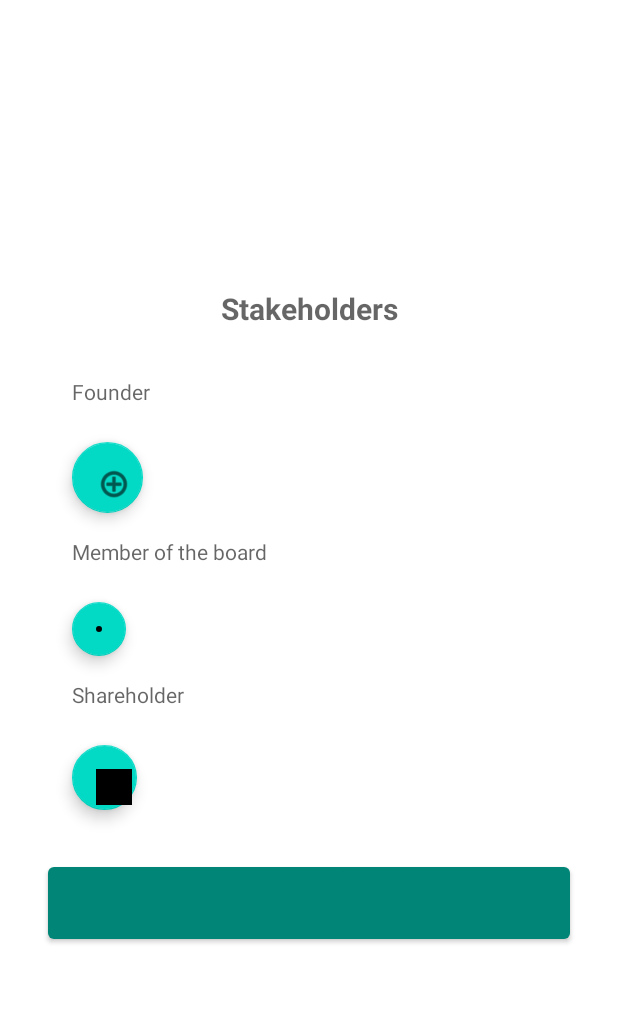
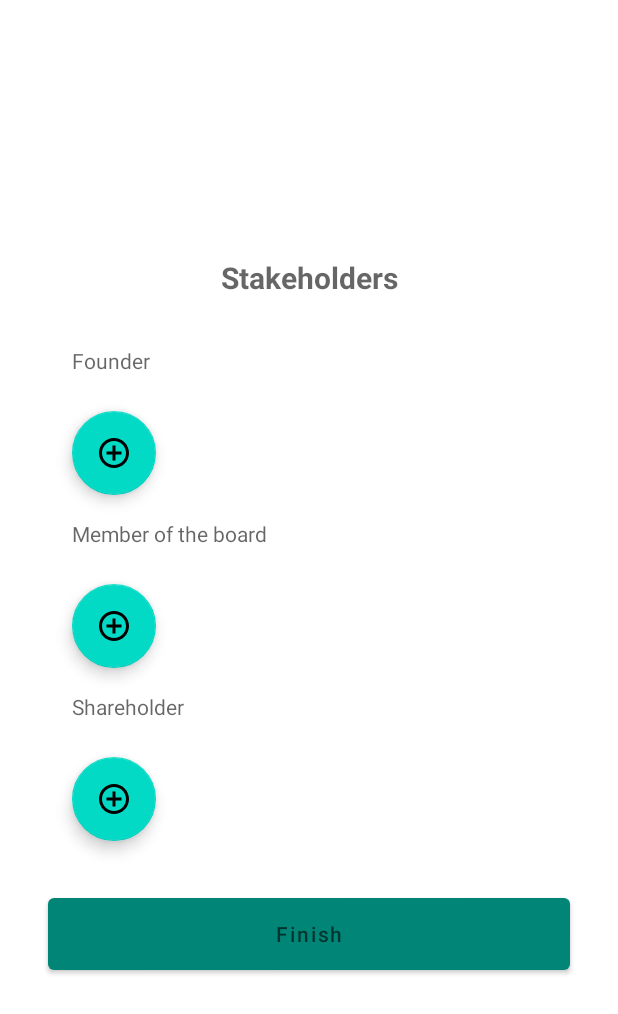
Before and after one commit to noahschmid/raising-android, an Android app: the layout fragment_register_stakeholder.xml on its own in the app's theme, with its tools: preview values and no code run, on a phone screen of 412 x 824 dp. Shown: the top 1014 px of the screen. Run offline under Robolectric (Android 15) with nearby library versions, the phone set to English and light mode, and no system bars.

Commit message:
More refactoring work

```diff
--- a/app/src/main/java/com/raising/app/RaisingFragment.java
+++ b/app/src/main/java/com/raising/app/RaisingFragment.java
@@ -104,4 +104,10 @@ public class RaisingFragment extends Fragment {
             public void afterTextChanged(Editable s) {}
         });
     }
+
+    public void popCurrentFragment(Fragment currentFragment) {
+        FragmentManager fragmentManager = getActivitiesFragmentManager();
+        fragmentManager.beginTransaction().remove(currentFragment);
+        fragmentManager.popBackStack();
+    }
 }
--- a/app/src/main/java/com/raising/app/authentication/fragments/registration/startup/RegisterStartupMatchingFragment.java
+++ b/app/src/main/java/com/raising/app/authentication/fragments/registration/startup/RegisterStartupMatchingFragment.java
@@ -11,7 +11,6 @@ import android.view.View;
 import android.view.ViewGroup;
 import android.widget.Button;
 import android.widget.CheckBox;
-import android.widget.EditText;
 import android.widget.LinearLayout;
 import android.widget.RadioButton;
 import android.widget.RadioGroup;
@@ -23,8 +22,6 @@ import com.android.volley.toolbox.JsonArrayRequest;
 import com.google.android.material.slider.Slider;
 import com.raising.app.R;
 import com.raising.app.RaisingFragment;
-import com.raising.app.authentication.fragments.registration.investor.RegisterInvestorPitchFragment;
-import com.raising.app.models.Investor;
 import com.raising.app.models.Startup;
 import com.raising.app.util.ApiRequestHandler;
 import com.raising.app.util.RegistrationHandler;
@@ -79,6 +76,7 @@ public class RegisterStartupMatchingFragment extends RaisingFragment
         scopeInput.setText(String.valueOf(startup.getScope()));
         if(startup.getTicketSizeMin() != 0 && startup.getTicketSizeMax() != 0)
             ticketSize.setValues(startup.getTicketSizeMin(), startup.getTicketSizeMax());
+
 
         getIndustries();
         getInvestmentPhases();
--- /dev/null
+++ b/app/src/main/res/drawable/ic_button_add_circle_outline_dark_grey_24dp.xml
@@ -0,0 +1,5 @@
+<vector android:height="24dp" android:tint="#747172"
+    android:viewportHeight="24.0" android:viewportWidth="24.0"
+    android:width="24dp" xmlns:android="http://schemas.android.com/apk/res/android">
+    <path android:fillColor="#FF000000" android:pathData="M13,7h-2v4L7,11v2h4v4h2v-4h4v-2h-4L13,7zM12,2C6.48,2 2,6.48 2,12s4.48,10 10,10 10,-4.48 10,-10S17.52,2 12,2zM12,20c-4.41,0 -8,-3.59 -8,-8s3.59,-8 8,-8 8,3.59 8,8 -3.59,8 -8,8z"/>
+</vector>
--- a/app/src/main/res/layout/fragment_register_stakeholder.xml
+++ b/app/src/main/res/layout/fragment_register_stakeholder.xml
@@ -64,11 +64,11 @@
 
             <com.google.android.material.floatingactionbutton.FloatingActionButton
                 android:id="@+id/floating_button_add_founder"
-                android:layout_width="51dp"
-                android:layout_height="47dp"
+                android:layout_width="wrap_content"
+                android:layout_height="wrap_content"
                 android:layout_marginStart="@dimen/inputFormHorizontalMarginSmall"
                 android:clickable="true"
-                android:src="@android:drawable/ic_menu_add"
+                android:src="@drawable/ic_button_add_circle_outline_dark_grey_24dp"
                 app:layout_constraintBottom_toTopOf="@+id/text_stakeholder_board_member"
                 app:layout_constraintStart_toStartOf="@+id/stakeholder_founder_recycler_view"
                 app:layout_constraintTop_toBottomOf="@+id/stakeholder_founder_recycler_view" />
@@ -97,11 +97,11 @@
 
             <com.google.android.material.floatingactionbutton.FloatingActionButton
                 android:id="@+id/floating_button_add_board_member"
-                android:layout_width="40dp"
-                android:layout_height="36dp"
+                android:layout_width="wrap_content"
+                android:layout_height="wrap_content"
                 android:layout_marginStart="@dimen/inputFormHorizontalMarginSmall"
                 android:clickable="true"
-                android:src="@drawable/btn_login"
+                android:src="@drawable/ic_button_add_circle_outline_dark_grey_24dp"
                 app:layout_constraintBottom_toTopOf="@+id/text_stakeholder_shareholder"
                 app:layout_constraintStart_toStartOf="@+id/stakeholder_board_member_recycler_view"
                 app:layout_constraintTop_toBottomOf="@+id/stakeholder_board_member_recycler_view" />
@@ -130,12 +130,12 @@
 
             <com.google.android.material.floatingactionbutton.FloatingActionButton
                 android:id="@+id/floating_button_add_shareholder"
-                android:layout_width="43dp"
-                android:layout_height="47dp"
+                android:layout_width="wrap_content"
+                android:layout_height="wrap_content"
                 android:layout_marginStart="@dimen/inputFormHorizontalMarginSmall"
                 android:layout_marginBottom="@dimen/inputFormVerticalMargin"
                 android:clickable="true"
-                android:src="@drawable/ic_launcher_background"
+                android:src="@drawable/ic_button_add_circle_outline_dark_grey_24dp"
                 app:layout_constraintBottom_toTopOf="@+id/button_stakeholder"
                 app:layout_constraintStart_toStartOf="@+id/stakeholder_shareholder_recycler_view"
                 app:layout_constraintTop_toBottomOf="@+id/stakeholder_shareholder_recycler_view" />
@@ -146,6 +146,7 @@
                 android:layout_height="@dimen/authenticationButtonHeight"
                 android:layout_marginTop="@dimen/inputFormVerticalMargin"
                 android:layout_marginBottom="@dimen/inputFormVerticalMargin"
+                android:hint="@string/register_button_finish_text"
                 app:layout_constraintBottom_toBottomOf="parent"
                 app:layout_constraintEnd_toEndOf="@+id/stakeholder_shareholder_recycler_view"
                 app:layout_constraintStart_toStartOf="@+id/stakeholder_shareholder_recycler_view"
--- a/app/src/main/res/layout/item_stakeholder_recycler_view.xml
+++ b/app/src/main/res/layout/item_stakeholder_recycler_view.xml
@@ -28,7 +28,7 @@
             android:layout_width="wrap_content"
             android:layout_height="wrap_content"
             android:layout_marginEnd="@dimen/inputFormHorizontalMarginSmall"
-            android:src="@drawable/ic_recycler_edit_blue_24dp"
+            android:src="@drawable/ic_button_edit_blue_24dp"
             android:background="@color/white"
             app:layout_constraintBottom_toBottomOf="parent"
             app:layout_constraintEnd_toStartOf="@+id/stakeholder_recycler_button_delete"
@@ -39,7 +39,7 @@
             android:layout_width="wrap_content"
             android:layout_height="wrap_content"
             android:layout_marginEnd="@dimen/inputFormHorizontalMarginSmall"
-            android:src="@drawable/ic_delete_red_24dp"
+            android:src="@drawable/ic_button_delete_red_24dp"
             android:background="@color/white"
             app:layout_constraintBottom_toBottomOf="parent"
             app:layout_constraintEnd_toEndOf="parent"
--- a/app/src/main/res/values/strings.xml
+++ b/app/src/main/res/values/strings.xml
@@ -146,6 +146,7 @@
                 <string name="register_stakeholder_shareholder_website"> Website </string>
 
     <string name="register_button_text"> Continue </string>
+    <string name="register_button_finish_text"> Finish </string>
     <string name="text_register"> Register now </string>
 
     <string name="register_dialog_title"> Invalid inputs </string>
```
Also changed, not shown: app/src/main/java/com/raising/app/MainActivity.java (+2 -5 lines), app/src/main/java/com/raising/app/authentication/fragments/registration/startup/RegisterStakeholderFragment.java (+28 -10 lines).
